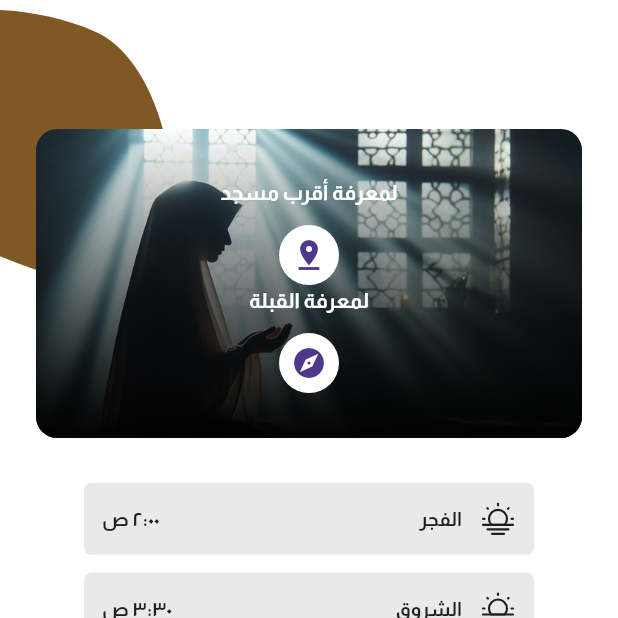
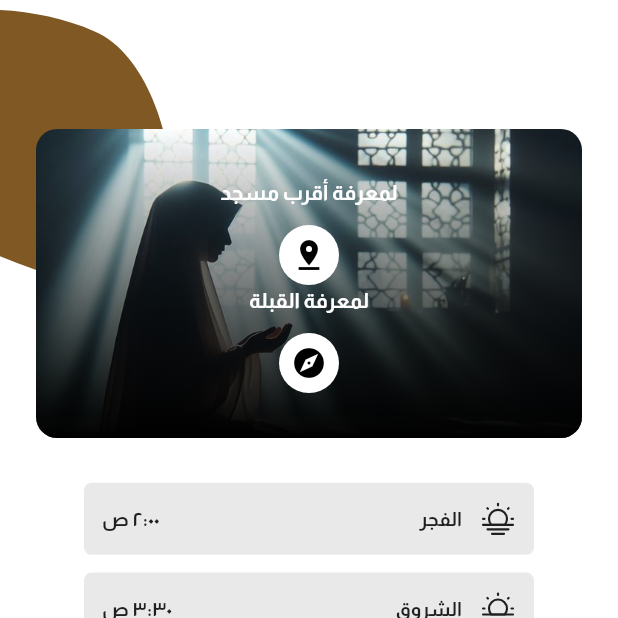
Before and after one commit to gelkomyy/fazakir, a Flutter app: the NavigationPage screen opened by its route, item 4 of the bottom bar chosen, on a phone screen of 412 x 824 dp, the top half of it. Run offline on Flutter 3.47's test engine with Material 3 defaults, Android fonts, the phone set to English and light mode, and no system bars; our stand-ins replace adhan, flutter_bloc, flutter_svg, font_awesome_flutter, geolocator, get_it and 1 more; accounts and stored records are empty.

Commit message:
Add URL Launching Functionality for Prayer Times View
This commit introduces the ability to launch URLs directly from the Prayer Times
view in the Fazakir app. Specifically, it enables users to tap on a location icon
to open a Google Maps search for mosques near their current location. This feature
is supported across multiple platforms including Android, iOS, Linux, macOS, and
Windows, leveraging the url_launcher package for consistent behavior.

The changes include:
- Integration of the url_launcher package into the project dependencies.
- Modification of the PrayerTimesViewBodyHeader widget to include a GestureDetector
  that triggers the URL launch upon tapping the location icon.
- Updates to the platform-specific plugin registrant files to register the
  url_launcher plugin for each supported platform.
- Adjustments to the CircleAvatar widget in the PrayerTimesViewBodyHeader to ensure
  proper icon coloring and interaction handling.

These changes enhance the user experience by providing a quick and direct way to
locate nearby mosques, aligning with the app's functionality for prayer times and
religious guidance.

```diff
--- a/lib/Features/prayer_times/presentation/views/widgets/prayer_times_view_body_header.dart
+++ b/lib/Features/prayer_times/presentation/views/widgets/prayer_times_view_body_header.dart
@@ -1,6 +1,7 @@
 import 'package:fazakir/core/utils/app_assets.dart';
 import 'package:fazakir/core/utils/app_font_styles.dart';
 import 'package:flutter/material.dart';
+import 'package:url_launcher/url_launcher.dart';
 
 class PrayerTimesViewBodyHeader extends StatelessWidget {
   const PrayerTimesViewBodyHeader({
@@ -38,9 +39,22 @@ class PrayerTimesViewBodyHeader extends StatelessWidget {
               ),
             ),
             const SizedBox(height: 12),
-            const CircleAvatar(
-              backgroundColor: Colors.white,
-              child: Icon(Icons.pin_drop),
+            GestureDetector(
+              onTap: () async {
+                final Uri googleMapsUrl = Uri.parse(
+                    'https://www.google.com/maps/search/?api=1&query=mosques+near+me');
+
+                if (await canLaunchUrl(googleMapsUrl)) {
+                  await launchUrl(googleMapsUrl);
+                } else {}
+              },
+              child: const CircleAvatar(
+                backgroundColor: Colors.white,
+                child: Icon(
+                  Icons.pin_drop,
+                  color: Colors.black,
+                ),
+              ),
             ),
             const Spacer(),
             Text(
@@ -52,7 +66,10 @@ class PrayerTimesViewBodyHeader extends StatelessWidget {
             const SizedBox(height: 12),
             const CircleAvatar(
               backgroundColor: Colors.white,
-              child: Icon(Icons.explore),
+              child: Icon(
+                Icons.explore,
+                color: Colors.black,
+              ),
             ),
           ],
         ),
--- a/pubspec.yaml
+++ b/pubspec.yaml
@@ -42,6 +42,7 @@ dependencies:
   intl: ^0.19.0
   rename: ^3.0.2
   shared_preferences: ^2.3.1
+  url_launcher: ^6.3.0
 
 dev_dependencies:
   flutter_lints: ^4.0.0
```
Also changed, not shown: pubspec.lock, 5 other files.
